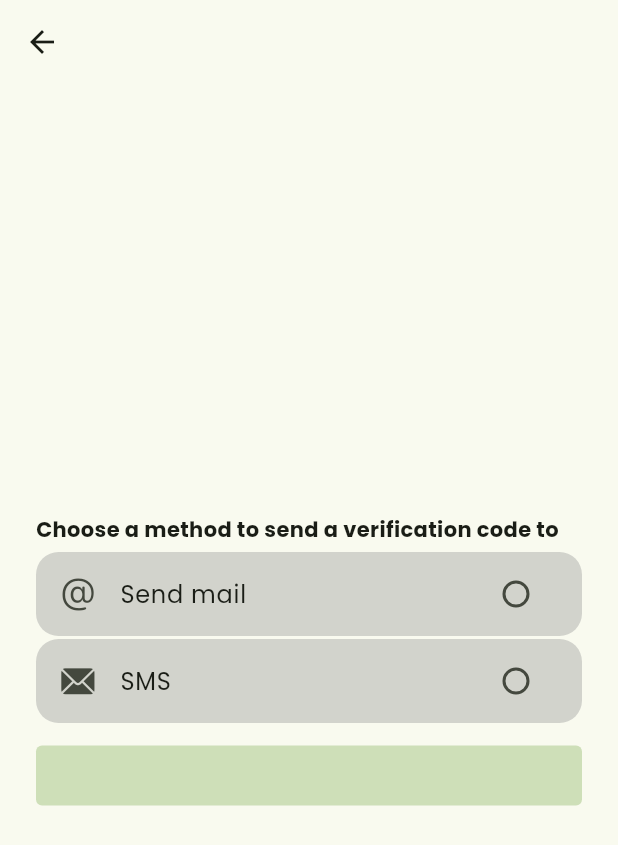
After one commit to AhmedKashkoush/fruit-market, a Flutter app: the SignUpScreen screen opened by its route, after a tap on "Log in", after a tap on "Forgot Password?", on a phone screen of 412 x 824 dp. The commit adds this screen. Shown: the top 845 px of the screen. Run offline on Flutter 3.47's test engine with Material 3 defaults, Android fonts, the phone set to English and light mode, and no system bars; our stand-ins replace cloud_firestore, connectivity_plus, country_code_picker, dartz, equatable, firebase_auth and 10 more; missing offline and left inert: flutter_facebook_auth; accounts and stored records are empty; network calls fail; statements that could not run were skipped.

Commit message:
finished facebook login and implemented choose method, email input and phone input screens

```diff
--- a/lib/config/routes/router.dart
+++ b/lib/config/routes/router.dart
@@ -1,4 +1,7 @@
 import 'package:fruit_market/config/routes/routes.dart';
+import 'package:fruit_market/features/auth/presentation/screens/forgot%20password/choose%20verification%20method/choose_verification_method_screen.dart';
+import 'package:fruit_market/features/auth/presentation/screens/forgot%20password/email%20input/email_input_screen.dart';
+import 'package:fruit_market/features/auth/presentation/screens/forgot%20password/phone%20input/phone_input_screen.dart';
 import 'package:fruit_market/features/auth/presentation/screens/login/login_screen.dart';
 import 'package:fruit_market/features/auth/presentation/screens/signup/signup_screen.dart';
 import 'package:fruit_market/features/auth/presentation/screens/verification/verification_screen.dart';
@@ -30,6 +33,21 @@ final GoRouter router = GoRouter(
       builder: (context, state) => const SignUpScreen(),
     ),
     GoRoute(
+      name: AppRoutes.chooseVerificationMethod,
+      path: AppRoutes.chooseVerificationMethod,
+      builder: (context, state) => const ChooseVerificationMethodScreen(),
+    ),
+    GoRoute(
+      name: AppRoutes.emailInput,
+      path: AppRoutes.emailInput,
+      builder: (context, state) => const EmailInputScreen(),
+    ),
+    GoRoute(
+      name: AppRoutes.phoneInput,
+      path: AppRoutes.phoneInput,
+      builder: (context, state) => const PhoneInputScreen(),
+    ),
+    GoRoute(
       name: AppRoutes.verification,
       path: AppRoutes.verification,
       builder: (context, state) => const VerificationScreen(),
--- a/lib/config/routes/routes.dart
+++ b/lib/config/routes/routes.dart
@@ -3,5 +3,8 @@ class AppRoutes {
   static const String onBoarding = '/on-boarding';
   static const String login = '/login';
   static const String signUp = '/sign-up';
+  static const String chooseVerificationMethod = '/choose-verification-method';
+  static const String emailInput = '/email-input';
+  static const String phoneInput = '/phone-input';
   static const String verification = '/verification';
 }
--- a/lib/core/utils/app_navigator.dart
+++ b/lib/core/utils/app_navigator.dart
@@ -15,3 +15,17 @@ void pushReplacementNamed(
     extra: extra,
   );
 }
+void pushNamed(
+  String name,
+  BuildContext context, {
+  Map<String, String> pathParameters = const <String, String>{},
+  Map<String, dynamic> queryParameters = const <String, dynamic>{},
+  Object? extra,
+}) {
+  context.pushNamed(
+    name,
+    pathParameters: pathParameters,
+    queryParameters: queryParameters,
+    extra: extra,
+  );
+}
--- a/lib/core/utils/enums.dart
+++ b/lib/core/utils/enums.dart
@@ -3,3 +3,5 @@ enum ErrorType { auth, network, cache, normal }
 enum SuccessType { auth, network, normal }
 
 enum SocialAuthType { google, facebook }
+
+enum VerificationMethod { mail, sms }
--- /dev/null
+++ b/lib/core/widgets/custom_selectable_list_title.dart
@@ -0,0 +1,46 @@
+import 'package:flutter/material.dart';
+import 'package:fruit_market/core/constants/colors.dart';
+
+class CustomeSelectableListTile<T> extends StatelessWidget {
+  final T groupValue, value;
+  final IconData icon;
+  final String label;
+  final void Function(T?)? onChanged;
+
+  const CustomeSelectableListTile({
+    super.key,
+    required this.groupValue,
+    required this.value,
+    required this.icon,
+    required this.label,
+    this.onChanged,
+  });
+
+  @override
+  Widget build(BuildContext context) {
+    return RadioListTile<T>.adaptive(
+      shape: const RoundedRectangleBorder(
+        borderRadius: BorderRadius.all(
+          Radius.circular(15),
+        ),
+      ),
+      tileColor: lighterGrey.withOpacity(0.3),
+      controlAffinity: ListTileControlAffinity.trailing,
+      secondary: Icon(
+        icon,
+        color: groupValue == value ? primary : null,
+      ),
+      selectedTileColor: primary.withOpacity(0.5),
+      selected: groupValue == value,
+      title: Text(
+        label,
+        style: TextStyle(
+          color: groupValue == value ? primary : null,
+        ),
+      ),
+      value: value,
+      groupValue: groupValue,
+      onChanged: onChanged,
+    );
+  }
+}
--- /dev/null
+++ b/lib/features/auth/presentation/screens/forgot password/choose verification method/choose_verification_method_screen.dart
@@ -0,0 +1,82 @@
+import 'package:flutter/cupertino.dart';
+import 'package:flutter/material.dart';
+import 'package:fruit_market/config/routes/routes.dart';
+import 'package:fruit_market/core/utils/app_navigator.dart';
+import 'package:fruit_market/core/utils/enums.dart';
+import 'package:fruit_market/core/widgets/custom_elevated_button.dart';
+import 'package:fruit_market/core/widgets/custom_selectable_list_title.dart';
+import 'package:fruit_market/core/widgets/label_widget.dart';
+import 'package:fruit_market/core/widgets/transparent_app_bar.dart';
+import 'package:gap/gap.dart';
+
+class ChooseVerificationMethodScreen extends StatefulWidget {
+  const ChooseVerificationMethodScreen({super.key});
+
+  @override
+  State<ChooseVerificationMethodScreen> createState() =>
+      _ChooseVerificationMethodScreenState();
+}
+
+class _ChooseVerificationMethodScreenState
+    extends State<ChooseVerificationMethodScreen> {
+  final ValueNotifier<VerificationMethod?> _method =
+      ValueNotifier<VerificationMethod?>(null);
+  @override
+  Widget build(BuildContext context) {
+    return Scaffold(
+      appBar: TransparentAppBar(),
+      body: SizedBox(
+        width: double.infinity,
+        child: Padding(
+          padding: const EdgeInsets.all(24.0),
+          child: ValueListenableBuilder<VerificationMethod?>(
+              valueListenable: _method,
+              builder: (context, value, _) {
+                return Column(
+                  mainAxisAlignment: MainAxisAlignment.center,
+                  crossAxisAlignment: CrossAxisAlignment.stretch,
+                  children: [
+                    const LabelWidget(
+                      label: 'Choose a method to send a verification code to',
+                    ),
+                    const Gap(5),
+                    CustomeSelectableListTile<VerificationMethod?>(
+                      groupValue: value,
+                      value: VerificationMethod.mail,
+                      icon: CupertinoIcons.at,
+                      label: 'Send mail',
+                      onChanged: _onChooseMethod,
+                    ),
+                    const Gap(2),
+                    CustomeSelectableListTile<VerificationMethod?>(
+                      groupValue: value,
+                      value: VerificationMethod.sms,
+                      icon: CupertinoIcons.mail_solid,
+                      label: 'SMS',
+                      onChanged: _onChooseMethod,
+                    ),
+                    const Gap(15),
+                    CustomElevatedButton(
+                      text: 'Confirm',
+                      onPressed: value == null ? null : _goToInputScreen,
+                    ),
+                  ],
+                );
+              }),
+        ),
+      ),
+    );
+  }
+
+  void _onChooseMethod(VerificationMethod? value) {
+    _method.value = value;
+  }
+
+  void _goToInputScreen() {
+    if (_method.value == VerificationMethod.mail) {
+      pushReplacementNamed(AppRoutes.emailInput, context);
+    } else {
+      pushReplacementNamed(AppRoutes.phoneInput, context);
+    }
+  }
+}
--- a/lib/features/auth/presentation/screens/login/login_screen.dart
+++ b/lib/features/auth/presentation/screens/login/login_screen.dart
@@ -59,6 +59,7 @@ class _LoginScreenState extends State<LoginScreen> {
               loginWithFacebook: _loginWithFacebook,
               togglePasswordInvisibility: _togglePasswordInvisibility,
               goToSignUp: _goToSignUp,
+              goToChooseVerifiyMethod: _goToChooseVerifiyMethod,
             ),
             landscape: LoginScreenLandscape(
                 isPasswordShown: _isPasswordShown,
@@ -71,7 +72,9 @@ class _LoginScreenState extends State<LoginScreen> {
                 loginWithGoogle: _loginWithGoogle,
                 loginWithFacebook: _loginWithFacebook,
                 togglePasswordInvisibility: _togglePasswordInvisibility,
-                goToSignUp: _goToSignUp),
+              goToSignUp: _goToSignUp,
+              goToChooseVerifiyMethod: _goToChooseVerifiyMethod,
+            ),
           );
         },
       ),
@@ -104,6 +107,11 @@ class _LoginScreenState extends State<LoginScreen> {
     _isPasswordShown.value = !_isPasswordShown.value;
   }
 
+
+  void _goToChooseVerifiyMethod(BuildContext context) {
+    pushNamed(AppRoutes.chooseVerificationMethod, context);
+  }
+
   void _goToSignUp(BuildContext context) {
     pushReplacementNamed(AppRoutes.signUp, context);
   }
--- /dev/null
+++ b/lib/features/auth/presentation/screens/login/widgets/forgot_password_button.dart
@@ -0,0 +1,25 @@
+import 'package:flutter/material.dart';
+import 'package:fruit_market/core/constants/colors.dart';
+
+class ForgotPasswordButton extends StatelessWidget {
+  const ForgotPasswordButton({
+    super.key,
+    required this.onTap,
+  });
+  final void Function()? onTap;
+
+  @override
+  Widget build(BuildContext context) {
+    return GestureDetector(
+      onTap: onTap,
+      child: const Text(
+        'Forgot Password?',
+        textAlign: TextAlign.end,
+        style: TextStyle(
+          color: primary,
+          fontWeight: FontWeight.bold,
+        ),
+      ),
+    );
+  }
+}
--- a/lib/features/auth/presentation/screens/login/widgets/login_screen_portrait.dart
+++ b/lib/features/auth/presentation/screens/login/widgets/login_screen_portrait.dart
@@ -10,6 +10,7 @@ import 'package:fruit_market/core/widgets/label_widget.dart';
 import 'package:fruit_market/core/widgets/logo_widget.dart';
 import 'package:fruit_market/core/widgets/social_divider_widget.dart';
 import 'package:fruit_market/core/widgets/title_widget.dart';
+import 'package:fruit_market/features/auth/presentation/screens/login/widgets/forgot_password_button.dart';
 import 'package:gap/gap.dart';
 
 class LoginScreenPortrait extends StatelessWidget {
@@ -19,7 +20,8 @@ class LoginScreenPortrait extends StatelessWidget {
   final void Function(BuildContext) login,
       loginWithGoogle,
       loginWithFacebook,
-      goToSignUp;
+      goToSignUp,
+      goToChooseVerifiyMethod;
   final void Function() togglePasswordInvisibility;
   const LoginScreenPortrait({
     super.key,
@@ -34,6 +36,7 @@ class LoginScreenPortrait extends StatelessWidget {
     required this.loginWithFacebook,
     required this.togglePasswordInvisibility,
     required this.goToSignUp,
+    required this.goToChooseVerifiyMethod,
   });
 
   @override
@@ -76,6 +79,12 @@ class LoginScreenPortrait extends StatelessWidget {
                   ),
                 );
               }),
+          const Gap(5),
+          ForgotPasswordButton(
+            onTap: isLoading || isGoogleLoading || isFacebookLoading
+                ? null
+                : () => goToChooseVerifiyMethod(context),
+          ),
           const Gap(15),
           CustomElevatedButton(
             text: 'Log in',
@@ -93,7 +102,7 @@ class LoginScreenPortrait extends StatelessWidget {
             children: [
               Expanded(
                 child: CustomAuthButton(
-                  label: 'Log in with',
+                  label: 'Log in with Google',
                   authType: SocialAuthType.google,
                   isLoading: isGoogleLoading,
                   onPressed: isLoading || isGoogleLoading || isFacebookLoading
@@ -106,7 +115,7 @@ class LoginScreenPortrait extends StatelessWidget {
               const Gap(10),
               Expanded(
                 child: CustomAuthButton(
-                  label: 'Log in with',
+                  label: 'Log in with Facebook',
                   authType: SocialAuthType.facebook,
                   isLoading: isFacebookLoading,
                   onPressed: isLoading || isGoogleLoading || isFacebookLoading
--- a/pubspec.yaml
+++ b/pubspec.yaml
@@ -67,6 +67,8 @@ dependencies:
   cached_network_image: ^3.3.1
   # Onboarding Indicators
   smooth_page_indicator: ^1.1.0
+  # Country Code Picker
+  country_code_picker: ^3.0.0
   # Lottie Animations
   lottie: ^3.0.0
   # Widgets Spacing
```
Also changed, not shown: lib/core/utils/services.dart (+12 -1 lines), lib/core/widgets/custom_text_field.dart (+10 -1 lines), lib/core/widgets/transparent_app_bar.dart (added, +14 -0 lines), lib/features/auth/presentation/screens/forgot password/email input/email_input_screen.dart (added, +59 -0 lines), lib/features/auth/presentation/screens/forgot password/phone input/phone_input_screen.dart (added, +90 -0 lines), lib/features/auth/presentation/screens/login/widgets/login_screen_landscape.dart (+10 -1 lines), pubspec.lock, 4 other files.
